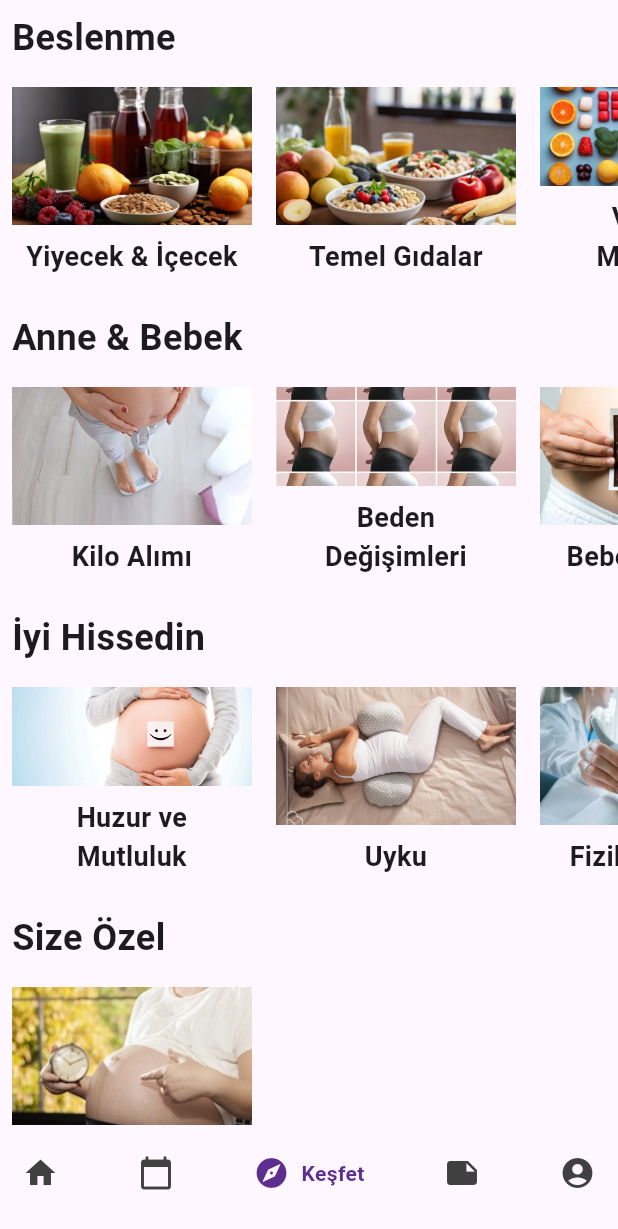
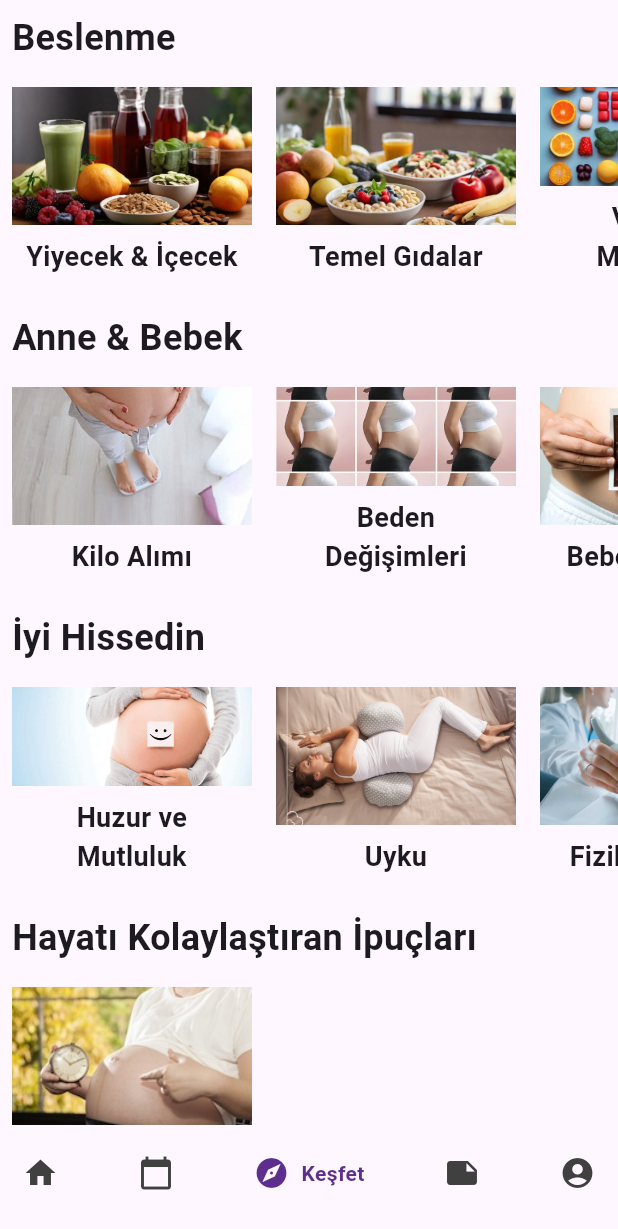
Before and after one commit to anielyavuz/heybaby, a Flutter app: the screen it shows once a user with an empty profile is signed in, item 3 of the bottom bar chosen, on a phone screen of 412 x 824 dp. Shown: the top 1229 px of the screen. Run offline on Flutter 3.47's test engine with Material 3 defaults, Android fonts, the phone set to English and light mode, and no system bars; drawn by our look-alikes of google_nav_bar; our stand-ins replace awesome_notifications, cloud_firestore, firebase_auth, firebase_core, firebase_messaging, flutter_slidable and 7 more; missing offline and left inert: dart:ffi; accounts and stored records are empty; network calls fail.

Commit message:
22:54 15.06.2024

```diff
--- a/lib/pages/kesfetPage.dart
+++ b/lib/pages/kesfetPage.dart
@@ -96,7 +96,8 @@ class _KesfetPageState extends State<KesfetPage> {
             _buildKartListesi("Beslenme", _kartlarBeslenme),
             _buildKartListesi("Anne & Bebek", _kartlarAnneBebek),
             _buildKartListesi("İyi Hissedin", _kartlarIyiHissedin),
-            _buildKartListesi("Size Özel", _kartlarHaftalik),
+            _buildKartListesi(
+                "Hayatı Kolaylaştıran İpuçları", _kartlarHaftalik),
             // Buraya ek alt başlıklar ve kartlar eklenebilir.
           ],
         ),
--- a/pubspec.yaml
+++ b/pubspec.yaml
@@ -16,7 +16,7 @@ publish_to: 'none' # Remove this line if you wish to publish to pub.dev
 # https://developer.apple.com/library/archive/documentation/General/Reference/InfoPlistKeyReference/Articles/CoreFoundationKeys.html
 # In Windows, build-name is used as the major, minor, and patch parts
 # of the product and file versions while build-number is used as the build suffix.
-version: 1.8.4+13
+version: 1.8.5+13
 
 environment:
   sdk: '>=3.2.3 <4.0.0'
```
